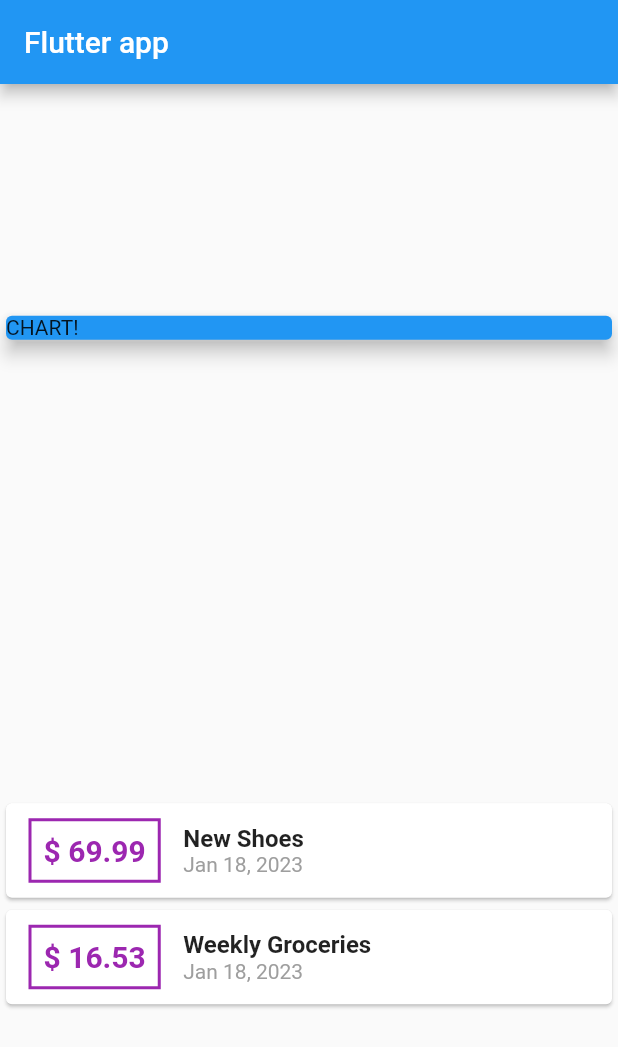
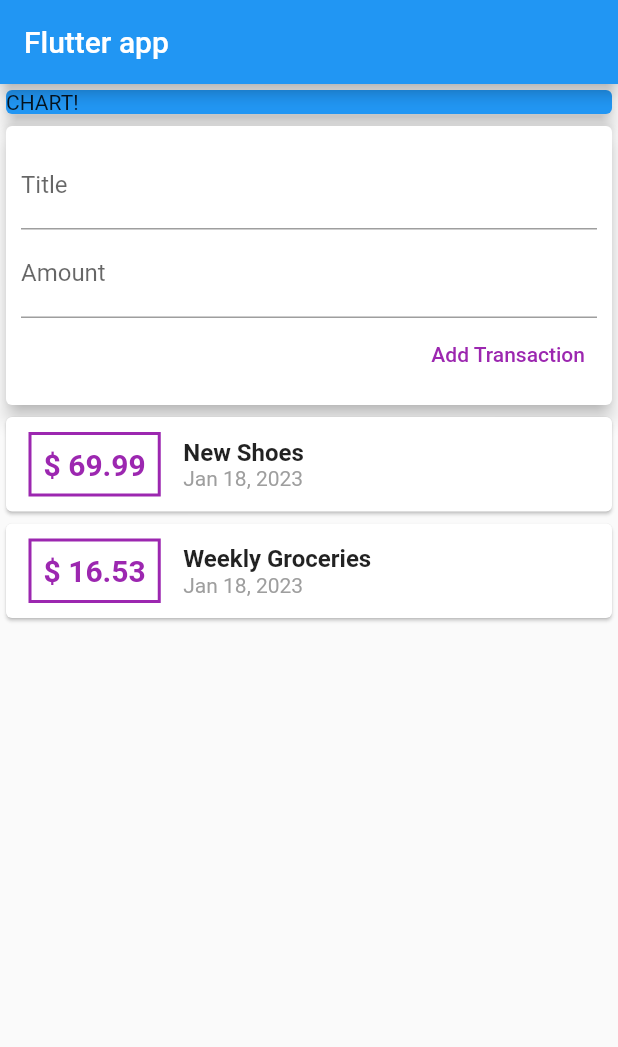
Before and after one commit to sangeeta2701/expenses-planner, a Flutter app: the screen it shows after launch, on a phone screen of 412 x 824 dp. Shown: the top 1047 px of the screen. Run offline on Flutter 3.47's test engine with Material 2 defaults, Android fonts, the phone set to English and light mode, and no system bars.

Commit message:
Expenses Planner

```diff
--- a/lib/main.dart
+++ b/lib/main.dart
@@ -44,7 +44,7 @@ class MyHomePage extends StatelessWidget {
         title: Text("Flutter app"),
       ),
       body: Column(
-        mainAxisAlignment: MainAxisAlignment.spaceAround,
+        mainAxisAlignment: MainAxisAlignment.start,
         crossAxisAlignment: CrossAxisAlignment.stretch,
         children: [
           Container(
@@ -53,6 +53,34 @@ class MyHomePage extends StatelessWidget {
               color: Colors.blue,
               child: Text("CHART!"),
               elevation: 5,
+            ),
+          ),
+          Card(
+            elevation: 5,
+            child: Container(
+              padding: EdgeInsets.all(10),
+              child: Column(
+                crossAxisAlignment: CrossAxisAlignment.end,
+                children: [
+                  TextField(
+                    decoration: InputDecoration(
+                      labelText: "Title",
+                    ),
+                  ),
+                  TextField(
+                    decoration: InputDecoration(
+                      labelText: "Amount",
+                    ),
+                  ),
+                  TextButton(
+                    onPressed: () {},
+                    child: Text(
+                      "Add Transaction",
+                      style: TextStyle(color: Colors.purple),
+                    ),
+                  ),
+                ],
+              ),
             ),
           ),
           Column(
```
